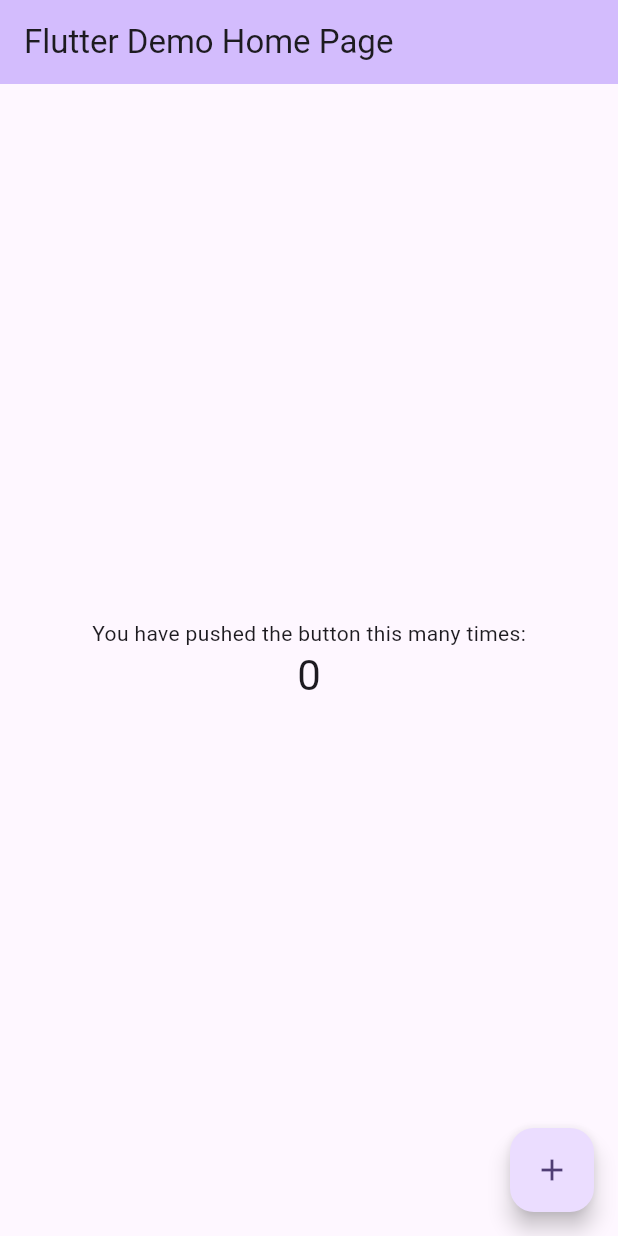
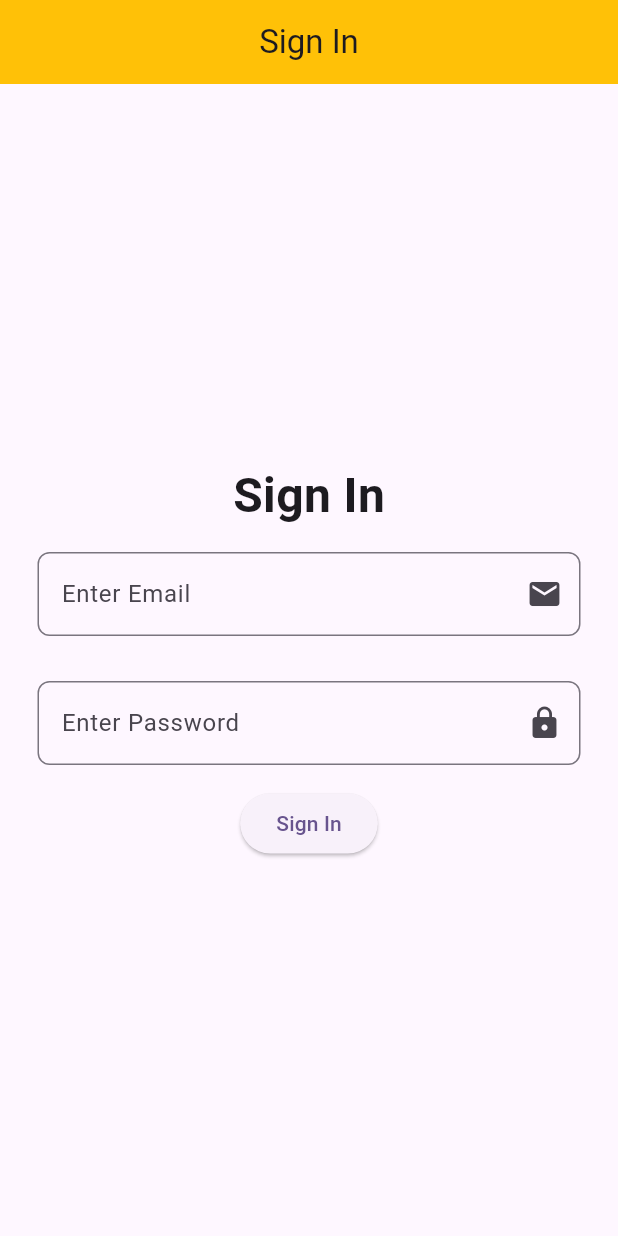
Before and after one commit to Chandrashekharmarwadi/Firebase_Practise, a Flutter app: the screen it shows after launch, on a phone screen of 412 x 824 dp. Run offline on Flutter 3.47's test engine with Material 3 defaults, Android fonts, the phone set to English and light mode, and no system bars; our stand-ins replace firebase_auth, firebase_core; accounts and stored records are empty.

Commit message:
CheckUser

```diff
--- /dev/null
+++ b/lib/Screens/check_user.dart
@@ -0,0 +1,28 @@
+import 'package:chandu_firebase_module_practise/Screens/home_screen.dart';
+import 'package:chandu_firebase_module_practise/Screens/signin_page.dart';
+import 'package:firebase_auth/firebase_auth.dart';
+import 'package:flutter/material.dart';
+
+class CheckUser extends StatefulWidget {
+  const CheckUser({super.key});
+
+  @override
+  State<CheckUser> createState() => _CheckUserState();
+}
+
+class _CheckUserState extends State<CheckUser> {
+  @override
+  Widget build(BuildContext context) {
+    return checkUser();
+  }
+
+  checkUser(){
+    final user = FirebaseAuth.instance.currentUser;
+    if(user!=null){
+      return HomeScreen();
+    }
+    else{
+      return SignIn();
+    }
+  }
+}
--- a/lib/Screens/signin_page.dart
+++ b/lib/Screens/signin_page.dart
@@ -0,0 +1,57 @@
+import 'dart:developer';
+
+import 'package:chandu_firebase_module_practise/Screens/home_screen.dart';
+import 'package:chandu_firebase_module_practise/Widgets/uihelper_class.dart';
+import 'package:firebase_auth/firebase_auth.dart';
+import 'package:flutter/material.dart';
+
+class SignIn extends StatefulWidget {
+  const SignIn({super.key});
+
+  @override
+  State<SignIn> createState() => _SignInState();
+}
+
+class _SignInState extends State<SignIn> {
+  TextEditingController emailController = TextEditingController();
+  TextEditingController passwordController = TextEditingController();
+
+  SignIn(String email , String password)async{
+    if(email==""&& password==""){
+      return log("Enter Required field");
+    }
+    else{
+      try{
+        UserCredential? userCredential;
+        userCredential=await FirebaseAuth.instance.signInWithEmailAndPassword(email: email, password: password).then((value){
+          Navigator.pushReplacement(context, MaterialPageRoute(builder: (context)=>HomeScreen()));
+        });
+      }
+      on FirebaseAuthException catch(ex){
+        return log(ex.code.toString());
+      }
+    }
+  }
+
+  @override
+  Widget build(BuildContext context) {
+    return Scaffold(
+      appBar: AppBar(
+        title: Text("Sign In"),
+        centerTitle: true,
+        backgroundColor: Colors.amber,
+      ),
+      body: Column(
+        mainAxisAlignment: MainAxisAlignment.center,
+        children: [
+          Text("Sign In",style: TextStyle(fontSize: 32,fontWeight: FontWeight.bold),),
+          UiHelper.CustomTextField(emailController, "Enter Email", false, Icons.mail),
+          UiHelper.CustomTextField(passwordController, "Enter Password", false, Icons.lock),
+          ElevatedButton(onPressed: (){
+            SignIn(emailController.text.toString(), passwordController.text.toString());
+          }, child: Text("Sign In"))
+        ],
+      ),
+    );
+  }
+}
--- a/lib/Screens/signup_page.dart
+++ b/lib/Screens/signup_page.dart
@@ -0,0 +1,62 @@
+
+
+import 'package:chandu_firebase_module_practise/Screens/signin_page.dart';
+import 'package:chandu_firebase_module_practise/Widgets/uihelper_class.dart';
+import 'package:firebase_auth/firebase_auth.dart';
+import 'package:flutter/material.dart';
+import 'dart:developer';
+
+class SignUp extends StatefulWidget {
+  const SignUp({super.key});
+
+  @override
+  State<SignUp> createState() => _SignInState();
+}
+
+class _SignInState extends State<SignUp> {
+  TextEditingController emailController = TextEditingController();
+  TextEditingController passwordController = TextEditingController();
+
+  SignUp(String email, String password)async{
+    if(email==""&&password==""){
+      return log("Enter required field");
+    }
+    else{
+     UserCredential? userCredential;
+     try{
+       userCredential=await FirebaseAuth.instance.createUserWithEmailAndPassword(email: email, password: password).then((value) {
+         log("user created");
+       });
+     }
+     on FirebaseAuthException catch (ex){
+       log(ex.code.toString());
+     }
+    }
+  }
+  @override
+  Widget build(BuildContext context) {
+    return Scaffold(
+      appBar: AppBar(
+        backgroundColor: Colors.amber,
+        title: Text("Sign Up"),
+        centerTitle: true,
+      ),
+      body: Column(
+        mainAxisAlignment: MainAxisAlignment.center,
+        children: [
+          Text("Sign Up",style: TextStyle(fontSize: 32,fontWeight: FontWeight.bold),),
+          UiHelper.CustomTextField(emailController, "Enter Email", false, Icons.mail),
+          UiHelper.CustomTextField(passwordController, "Enter Password", true, Icons.lock),
+          SizedBox(height: 20,),
+          ElevatedButton(onPressed: (){
+            SignUp(emailController.text.toString(), passwordController.text.toString());
+          }, child: Text("Sign Up")),
+
+          ElevatedButton(onPressed: (){
+            Navigator.push(context, MaterialPageRoute(builder: (context)=>SignIn()));
+          }, child: Text("Sign In"))
+        ],
+      ),
+    );
+  }
+}
--- a/lib/Widgets/uihelper_class.dart
+++ b/lib/Widgets/uihelper_class.dart
@@ -1,3 +1,5 @@
+
+
 import 'package:flutter/material.dart';
 
 class UiHelper{
--- a/lib/main.dart
+++ b/lib/main.dart
@@ -1,5 +1,8 @@
 import 'package:firebase_core/firebase_core.dart';
 import 'package:flutter/material.dart';
+
+import 'Screens/check_user.dart';
+import 'Screens/signup_page.dart';
 
 void main() async {
   WidgetsFlutterBinding.ensureInitialized();
@@ -14,6 +17,7 @@ class MyApp extends StatelessWidget {
   @override
   Widget build(BuildContext context) {
     return MaterialApp(
+      debugShowCheckedModeBanner: false,
       title: 'Flutter Demo',
       theme: ThemeData(
         // This is the theme of your application.
@@ -34,7 +38,7 @@ class MyApp extends StatelessWidget {
         colorScheme: ColorScheme.fromSeed(seedColor: Colors.deepPurple),
         useMaterial3: true,
       ),
-      home: const MyHomePage(title: 'Flutter Demo Home Page'),
+      home: CheckUser(),
     );
   }
 }
--- a/pubspec.yaml
+++ b/pubspec.yaml
@@ -36,6 +36,7 @@ dependencies:
   # Use with the CupertinoIcons class for iOS style icons.
   cupertino_icons: ^1.0.2
   firebase_core: ^2.24.2
+  firebase_auth: ^4.16.0
 
 dev_dependencies:
   flutter_test:
```
Also changed, not shown: lib/Screens/home_screen.dart (added, +30 -0 lines), pubspec.lock, 5 other files.
